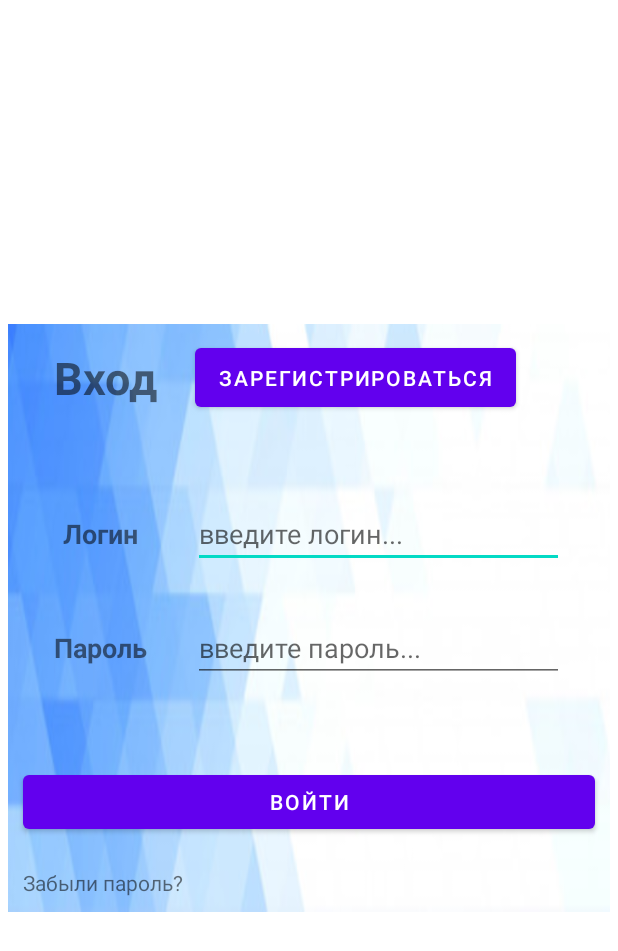
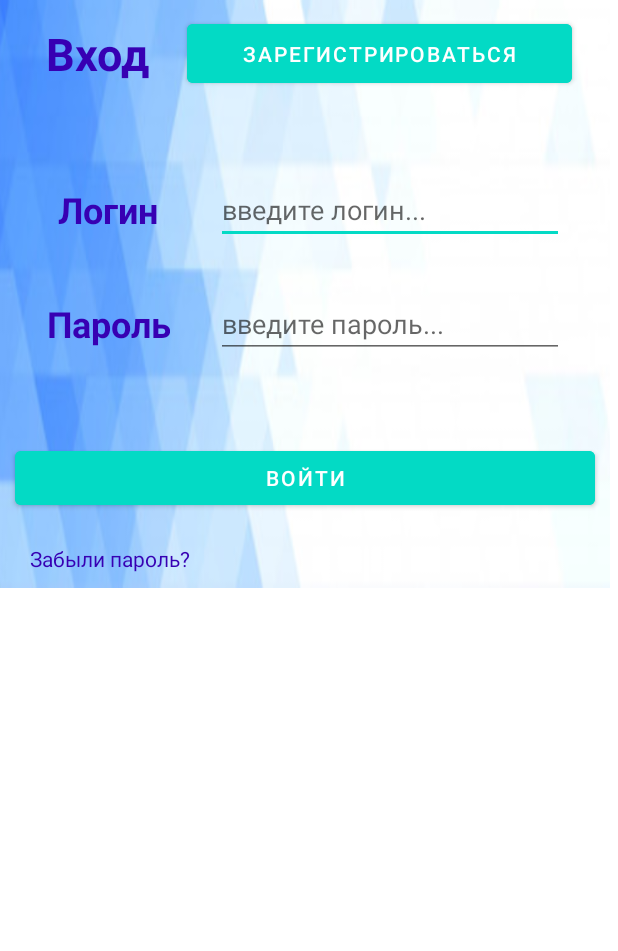
Before and after one commit to cattec/WorkAssistant, an Android app: the LoginActivity screen opened directly, with no data from a screen before it, on a phone screen of 412 x 824 dp. Shown: the top 951 px of the screen. Run offline under Robolectric (Android 15) with nearby library versions, the phone set to English and light mode, and no system bars; network calls fail; 1 statement that could not run was skipped.

Commit message:
correct interface

```diff
--- a/app/src/main/res/layout/activity_main.xml
+++ b/app/src/main/res/layout/activity_main.xml
@@ -33,7 +33,7 @@
                     android:layout_weight="1"
                     android:contentDescription="@string/btn_menu"
                     android:onClick="openCloseNavigationDrawer"
-                    app:srcCompat="@android:drawable/ic_menu_manage" />
+                    app:srcCompat="@drawable/ic_baseline_menu_24" />
 
                 <LinearLayout
                     android:layout_width="wrap_content"
@@ -44,7 +44,7 @@
                     <ImageView
                         android:id="@+id/imageView"
                         android:layout_width="90dp"
-                        android:layout_height="50dp"
+                        android:layout_height="match_parent"
                         android:layout_gravity="center"
                         android:contentDescription="@string/img_todo"
                         app:srcCompat="@drawable/logo" />
@@ -68,7 +68,7 @@
                     android:layout_weight="1"
                     android:contentDescription="@string/btn_find"
                     android:onClick="refreshMainList"
-                    app:srcCompat="@drawable/stream_ic_show" />
+                    app:srcCompat="@drawable/ic_baseline_replay_24" />
 
             </LinearLayout>
 
--- a/app/src/main/res/layout/login_screen.xml
+++ b/app/src/main/res/layout/login_screen.xml
@@ -12,17 +12,13 @@
         <LinearLayout
             android:layout_width="match_parent"
             android:layout_height="wrap_content"
-            android:layout_gravity="center"
-            android:layout_marginLeft="5dp"
-            android:layout_marginTop="5dp"
             android:layout_marginRight="5dp"
-            android:layout_marginBottom="5dp"
             android:background="@drawable/back3"
             android:orientation="vertical">
 
             <LinearLayout
                 android:layout_width="match_parent"
-                android:layout_height="match_parent"
+                android:layout_height="wrap_content"
                 android:layout_marginLeft="15dp"
                 android:layout_marginRight="15dp"
                 android:orientation="horizontal">
@@ -38,17 +34,19 @@
                     android:layout_marginBottom="15dp"
                     android:gravity="center"
                     android:text="@string/autorizeText"
+                    android:textColor="@color/purple_700"
                     android:textSize="30sp"
                     android:textStyle="bold" />
 
                 <Button
                     android:id="@+id/btnNewReg"
-                    android:layout_width="wrap_content"
+                    android:layout_width="match_parent"
                     android:layout_height="match_parent"
                     android:layout_marginLeft="10dp"
                     android:layout_marginTop="10dp"
                     android:layout_marginRight="10dp"
                     android:layout_marginBottom="10dp"
+                    android:backgroundTint="@color/teal_200"
                     android:onClick="pressReg"
                     android:text="@string/btnNewRegText" />
             </LinearLayout>
@@ -82,7 +80,8 @@
                         android:layout_weight="1"
                         android:gravity="center|center_horizontal"
                         android:text="@string/lLoginText"
-                        android:textSize="18sp"
+                        android:textColor="@color/purple_700"
+                        android:textSize="24sp"
                         android:textStyle="bold" />
 
                     <TextView
@@ -96,7 +95,8 @@
                         android:layout_weight="1"
                         android:gravity="center|center_horizontal"
                         android:text="@string/lpassText"
-                        android:textSize="18sp"
+                        android:textColor="@color/purple_700"
+                        android:textSize="24sp"
                         android:textStyle="bold" />
                 </LinearLayout>
 
@@ -146,6 +146,7 @@
                 android:layout_marginTop="10dp"
                 android:layout_marginRight="10dp"
                 android:layout_marginBottom="10dp"
+                android:backgroundTint="@color/teal_200"
                 android:onClick="pressOK"
                 android:text="@string/btnLoginText" />
 
@@ -153,12 +154,13 @@
                 android:id="@+id/lFoggotPass"
                 android:layout_width="match_parent"
                 android:layout_height="wrap_content"
-                android:layout_marginLeft="10dp"
+                android:layout_marginLeft="20dp"
                 android:layout_marginTop="10dp"
                 android:layout_marginRight="10dp"
                 android:layout_marginBottom="10dp"
                 android:onClick="pressForgotPassword"
-                android:text="@string/lFoggotPass_text" />
+                android:text="@string/lFoggotPass_text"
+                android:textColor="@color/purple_700" />
         </LinearLayout>
     </FrameLayout>
 
```
Also changed, not shown: app/src/main/java/com/example/workassistant/NewsRCAdapter.kt (+11 -2 lines), app/src/main/res/drawable/ic_baseline_menu_24.xml (added, +10 -0 lines), app/src/main/res/drawable/ic_baseline_replay_24.xml (added, +10 -0 lines), app/src/main/res/layout/recyclerview_item.xml (+22 -2 lines), app/src/main/res/values/colors.xml (+8 -0 lines), app/src/main/res/drawable/gory.png (deleted), app/src/main/res/drawable/kot1.png (deleted), app/src/main/res/drawable/kot2.png (deleted), app/src/main/res/drawable/kot3.png (deleted), app/src/main/res/drawable/load1.gif (deleted), app/src/main/res/drawable/probi.png (deleted), app/src/main/res/drawable/tolst1.png (deleted), app/src/main/res/drawable/tolst2.png (deleted), app/src/main/res/drawable/tolst3.png (deleted), 3 more files.
